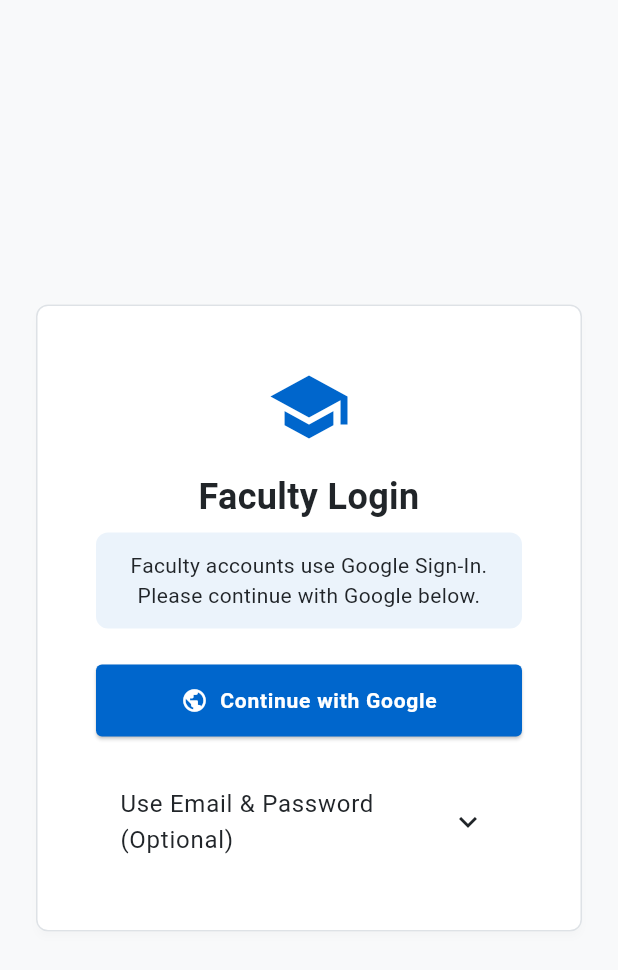
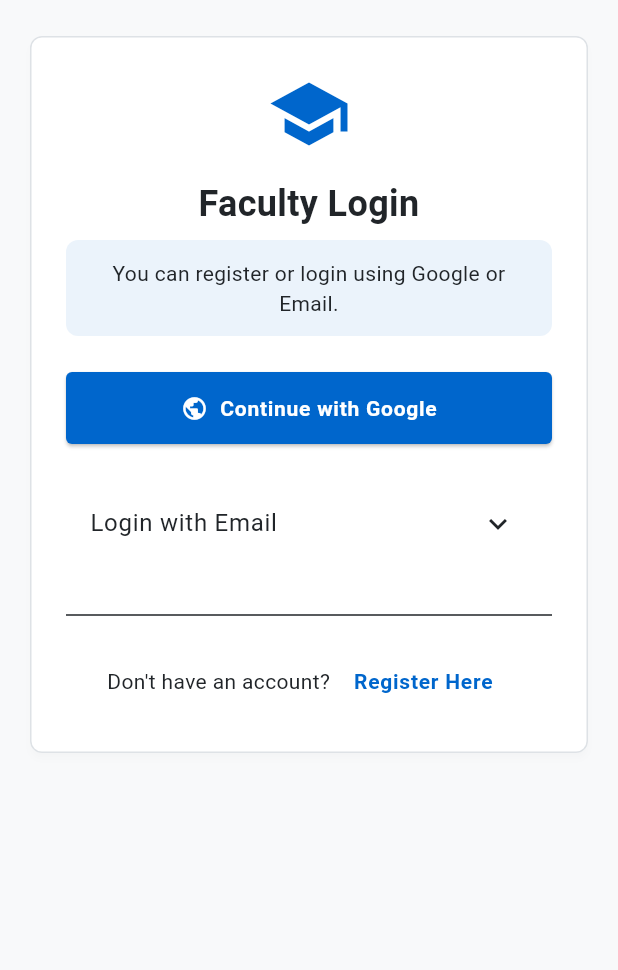
Before and after one commit to Koushikdev15/research-login-register-homepage, a Flutter app: the screen it shows after launch, after a tap on "Faculty Login", on a phone screen of 412 x 824 dp. Shown: the top 970 px of the screen. Run offline on Flutter 3.47's test engine with Material 3 defaults, Android fonts, the phone set to English and light mode, and no system bars; our stand-ins replace cached_network_image, cloud_firestore, firebase_auth, firebase_core, firebase_storage, flutter_spinkit and 4 more; accounts and stored records are empty.

Commit message:
Fix faculty login page mobile alignment issue

```diff
--- a/lib/screens/faculty/faculty_login_screen.dart
+++ b/lib/screens/faculty/faculty_login_screen.dart
@@ -1,5 +1,6 @@
 import 'package:flutter/material.dart';
 import 'package:provider/provider.dart';
+import 'package:cloud_firestore/cloud_firestore.dart';
 
 import '../../providers/auth_provider.dart';
 import '../../utils/constants.dart';
@@ -9,6 +10,7 @@ import '../../theme/app_colors.dart';
 import '../../theme/app_text_styles.dart';
 
 import 'faculty_dashboard.dart';
+import 'faculty_registration_screen.dart';
 
 class FacultyLoginScreen extends StatefulWidget {
   const FacultyLoginScreen({super.key});
@@ -23,7 +25,6 @@ class _FacultyLoginScreenState extends State<FacultyLoginScreen> {
   final _passwordController = TextEditingController();
 
   bool _obscurePassword = true;
-  bool _rememberMe = true;
 
   @override
   void dispose() {
@@ -50,9 +51,9 @@ class _FacultyLoginScreenState extends State<FacultyLoginScreen> {
         MaterialPageRoute(builder: (_) => const FacultyDashboard()),
       );
     } else {
-      // ⭐ Improved message
       _showErrorSnackBar(
-        'This faculty account uses Google Sign-In. Please continue with Google.',
+        authProvider.errorMessage ??
+            'This faculty account may use Google Sign-In.',
       );
     }
   }
@@ -66,13 +67,43 @@ class _FacultyLoginScreenState extends State<FacultyLoginScreen> {
 
     if (!mounted) return;
 
-    if (success) {
+    if (!success) {
+      _showErrorSnackBar(
+          authProvider.errorMessage ?? AppConstants.genericError);
+      return;
+    }
+
+    final String? uid = authProvider.currentUserId;
+
+    if (uid == null) {
+      _showErrorSnackBar('Authentication failed. Try again.');
+      return;
+    }
+
+    try {
+      final doc = await FirebaseFirestore.instance
+          .collection('users')
+          .doc(uid)
+          .collection('personalInfo')
+          .doc('info')
+          .get();
+
+      if (!mounted) return;
+
+      if (!doc.exists) {
+        Navigator.pushReplacement(
+          context,
+          MaterialPageRoute(
+              builder: (_) => const FacultyRegistrationScreen()),
+        );
+      } else {
         Navigator.pushReplacement(
           context,
           MaterialPageRoute(builder: (_) => const FacultyDashboard()),
         );
-    } else {
-      _showErrorSnackBar(authProvider.errorMessage ?? AppConstants.genericError);
+      }
+    } catch (e) {
+      _showErrorSnackBar('Error verifying profile. Please try again.');
     }
   }
 
@@ -88,16 +119,22 @@ class _FacultyLoginScreenState extends State<FacultyLoginScreen> {
 
   @override
   Widget build(BuildContext context) {
+    final bool isDesktop = MediaQuery.of(context).size.width > 600;
+
     return Scaffold(
       backgroundColor: AppColors.offWhite,
-      body: Center(
+      body: SafeArea(
         child: SingleChildScrollView(
-          padding: const EdgeInsets.all(24),
-          child: ConstrainedBox(
-            constraints: const BoxConstraints(maxWidth: 480),
+          padding: EdgeInsets.symmetric(
+            horizontal: isDesktop ? 0 : 20,
+            vertical: 24,
+          ),
+          child: Center(
+            child: Container(
+              width: isDesktop ? 480 : double.infinity,
               child: Card(
                 child: Padding(
-                padding: const EdgeInsets.all(40),
+                  padding: const EdgeInsets.all(24),
                   child: Column(
                     crossAxisAlignment: CrossAxisAlignment.stretch,
                     children: [
@@ -115,22 +152,21 @@ class _FacultyLoginScreenState extends State<FacultyLoginScreen> {
 
                       const SizedBox(height: 8),
 
-                    // ⭐ Clear guidance
                       Container(
                         padding: const EdgeInsets.all(12),
                         decoration: BoxDecoration(
-                        color: AppColors.academicBlue.withOpacity(0.08),
+                          color:
+                              AppColors.academicBlue.withOpacity(0.08),
                           borderRadius: BorderRadius.circular(8),
                         ),
                         child: const Text(
-                        'Faculty accounts use Google Sign-In.\nPlease continue with Google below.',
+                          'You can register or login using Google or Email.',
                           textAlign: TextAlign.center,
                         ),
                       ),
 
                       const SizedBox(height: 24),
 
-                    // ⭐ Google Sign-In (PRIMARY)
                       SizedBox(
                         height: 48,
                         child: ElevatedButton.icon(
@@ -138,16 +174,16 @@ class _FacultyLoginScreenState extends State<FacultyLoginScreen> {
                           icon: const Icon(Icons.public),
                           label: const Text('Continue with Google'),
                           style: ElevatedButton.styleFrom(
-                          backgroundColor: AppColors.academicBlue,
+                            backgroundColor:
+                                AppColors.academicBlue,
                           ),
                         ),
                       ),
 
                       const SizedBox(height: 24),
 
-                    // ⭐ Optional Email/Password (Collapsed mentally)
                       ExpansionTile(
-                      title: const Text('Use Email & Password (Optional)'),
+                        title: const Text('Login with Email'),
                         children: [
                           Form(
                             key: _formKey,
@@ -155,7 +191,8 @@ class _FacultyLoginScreenState extends State<FacultyLoginScreen> {
                               children: [
                                 TextFormField(
                                   controller: _emailController,
-                                validator: Validators.validateEmail,
+                                  validator:
+                                      Validators.validateEmail,
                                   decoration: const InputDecoration(
                                     labelText: 'Email',
                                   ),
@@ -172,7 +209,8 @@ class _FacultyLoginScreenState extends State<FacultyLoginScreen> {
                                           : Icons.visibility),
                                       onPressed: () {
                                         setState(() {
-                                        _obscurePassword = !_obscurePassword;
+                                          _obscurePassword =
+                                              !_obscurePassword;
                                         });
                                       },
                                     ),
@@ -188,7 +226,37 @@ class _FacultyLoginScreenState extends State<FacultyLoginScreen> {
                           ),
                         ],
                       ),
+
+                      const SizedBox(height: 24),
+                      const Divider(),
+                      const SizedBox(height: 12),
+
+                      Row(
+                        mainAxisAlignment:
+                            MainAxisAlignment.center,
+                        children: [
+                          const Text(
+                              "Don't have an account? "),
+                          TextButton(
+                            onPressed: () {
+                              Navigator.push(
+                                context,
+                                MaterialPageRoute(
+                                  builder: (_) =>
+                                      const FacultyRegistrationScreen(),
+                                ),
+                              );
+                            },
+                            child: const Text(
+                              'Register Here',
+                              style: TextStyle(
+                                  fontWeight: FontWeight.bold),
+                            ),
+                          ),
                         ],
+                      ),
+                    ],
+                  ),
                 ),
               ),
             ),
```
Lines whose indentation alone changed are shown as unchanged.
